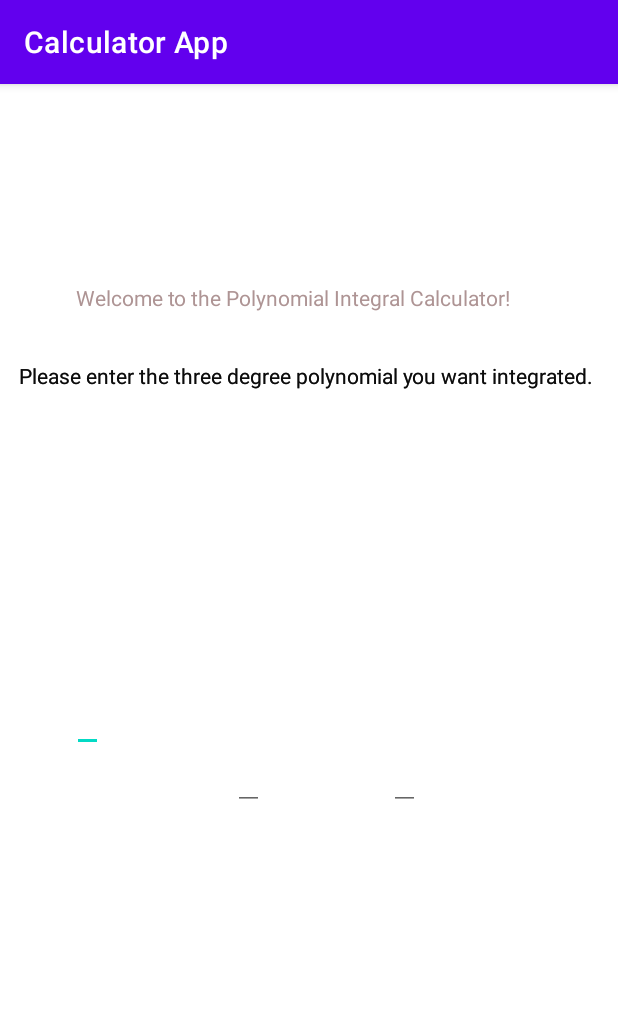
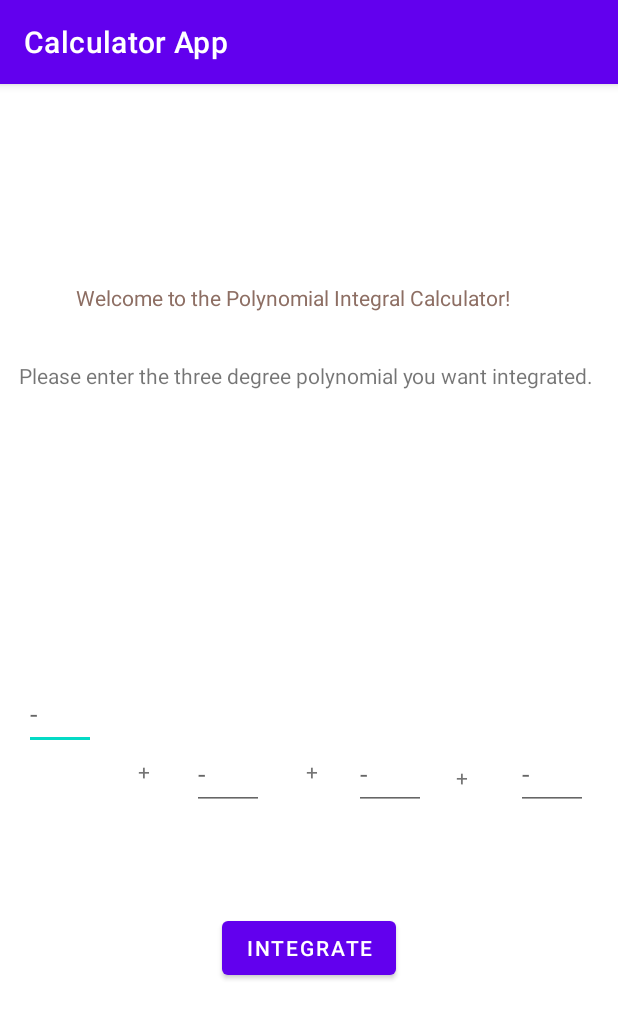
Before and after one commit to RaghavC16/Calculator-App, an Android app: the Integral screen opened directly, with no data from a screen before it, on a phone screen of 412 x 824 dp. Shown: the top 1019 px of the screen. Run offline under Robolectric (Android 15) with nearby library versions, the light colour scheme and no system bars.

Commit message:
basically done integral calc

```diff
--- a/app/src/main/AndroidManifest.xml
+++ b/app/src/main/AndroidManifest.xml
@@ -13,6 +13,9 @@
         android:supportsRtl="true"
         android:theme="@style/Theme.CalculatorApp"
         tools:targetApi="31">
+        <activity
+            android:name=".IntegralSolutionScreen"
+            android:exported="false" />
         <activity
             android:name=".Integral"
             android:exported="false" />
--- a/app/src/main/res/layout/activity_integral.xml
+++ b/app/src/main/res/layout/activity_integral.xml
@@ -14,7 +14,7 @@
         android:layout_marginEnd="72dp"
         android:layout_marginBottom="616dp"
         android:text="Welcome to the Polynomial Integral Calculator!"
-        android:textColor="#AE9494"
+        android:textColor="#8D6E63"
         app:layout_constraintBottom_toBottomOf="parent"
         app:layout_constraintEnd_toEndOf="parent" />
 
@@ -32,10 +32,12 @@
         android:id="@+id/cof1"
         android:layout_width="wrap_content"
         android:layout_height="wrap_content"
-        android:layout_marginStart="48dp"
-        android:layout_marginTop="400dp"
-        android:hint=""
+        android:layout_marginStart="16dp"
+        android:layout_marginTop="396dp"
+        android:hint="-"
         android:inputType="numberDecimal"
+        android:minWidth="48dp"
+        android:minHeight="48dp"
         app:layout_constraintStart_toStartOf="parent"
         app:layout_constraintTop_toTopOf="parent" />
 
@@ -45,8 +47,24 @@
         android:layout_height="wrap_content"
         android:layout_marginEnd="236dp"
         android:layout_marginBottom="284dp"
-        android:hint=""
+        android:hint="-"
         android:inputType="numberDecimal"
+        android:minWidth="48dp"
+        android:minHeight="48dp"
+        app:layout_constraintBottom_toBottomOf="parent"
+        app:layout_constraintEnd_toEndOf="parent" />
+
+
+    <EditText
+        android:id="@+id/cof3"
+        android:layout_width="wrap_content"
+        android:layout_height="wrap_content"
+        android:layout_marginEnd="128dp"
+        android:layout_marginBottom="284dp"
+        android:hint="-"
+        android:inputType="numberDecimal"
+        android:minWidth="48dp"
+        android:minHeight="48dp"
         app:layout_constraintBottom_toBottomOf="parent"
         app:layout_constraintEnd_toEndOf="parent" />
 
@@ -54,40 +72,53 @@
         android:id="@+id/constant"
         android:layout_width="wrap_content"
         android:layout_height="wrap_content"
-        android:layout_marginEnd="132dp"
+        android:layout_marginEnd="20dp"
         android:layout_marginBottom="284dp"
-        android:hint=""
+        android:hint="-"
         android:inputType="numberDecimal"
+        android:minWidth="48dp"
+        android:minHeight="48dp"
         app:layout_constraintBottom_toBottomOf="parent"
         app:layout_constraintEnd_toEndOf="parent" />
 
     <TextView
-        android:id="@+id/third"
+        android:id="@+id/op1"
         android:layout_width="wrap_content"
         android:layout_height="wrap_content"
-        android:layout_marginEnd="16dp"
-        android:layout_marginBottom="564dp"
-        android:text="Please enter the three degree polynomial you want integrated."
+        android:layout_marginEnd="312dp"
+        android:layout_marginBottom="300dp"
+        android:text="+"
         app:layout_constraintBottom_toBottomOf="parent"
         app:layout_constraintEnd_toEndOf="parent" />
 
     <TextView
-        android:id="@+id/second"
+        android:id="@+id/op2"
         android:layout_width="wrap_content"
         android:layout_height="wrap_content"
-        android:layout_marginEnd="16dp"
-        android:layout_marginBottom="564dp"
-        android:text="Please enter the three degree polynomial you want integrated."
+        android:layout_marginEnd="200dp"
+        android:layout_marginBottom="300dp"
+        android:text="+"
         app:layout_constraintBottom_toBottomOf="parent"
         app:layout_constraintEnd_toEndOf="parent" />
 
     <TextView
-        android:id="@+id/first"
+        android:id="@+id/op3"
         android:layout_width="wrap_content"
         android:layout_height="wrap_content"
-        android:layout_marginEnd="16dp"
-        android:layout_marginBottom="564dp"
-        android:text="Please enter the three degree polynomial you want integrated."
+        android:layout_marginEnd="100dp"
+        android:layout_marginBottom="296dp"
+        android:text="+"
+        app:layout_constraintBottom_toBottomOf="parent"
+        app:layout_constraintEnd_toEndOf="parent" />
+
+    <Button
+        android:id="@+id/computeButton"
+        android:layout_width="wrap_content"
+        android:layout_height="wrap_content"
+        android:layout_marginEnd="148dp"
+        android:layout_marginBottom="168dp"
+        android:onClick="switchScreensSolution"
+        android:text="Integrate"
         app:layout_constraintBottom_toBottomOf="parent"
         app:layout_constraintEnd_toEndOf="parent" />
 
```
Also changed, not shown: app/src/main/java/com/example/calculatorapp/Integral.java (+56 -0 lines), app/src/main/java/com/example/calculatorapp/IntegralSolutionScreen.java (added, +23 -0 lines), app/src/main/res/layout/activity_integral_solution_screen.xml (added, +21 -0 lines).
